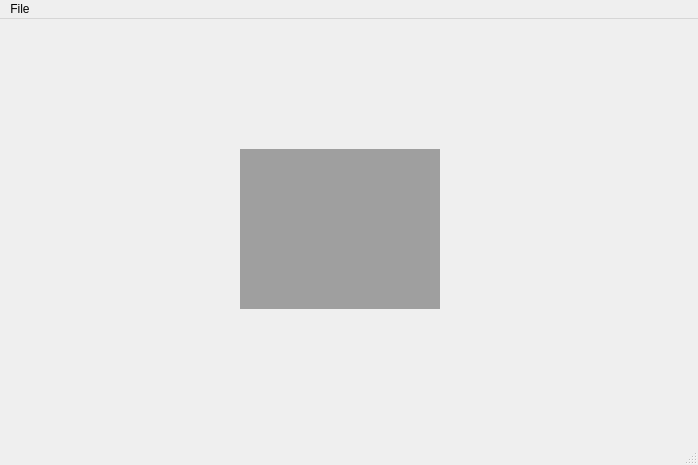
Old version of the form mainwindow.ui in the repository tonylin0826/ModbusMasterTool.
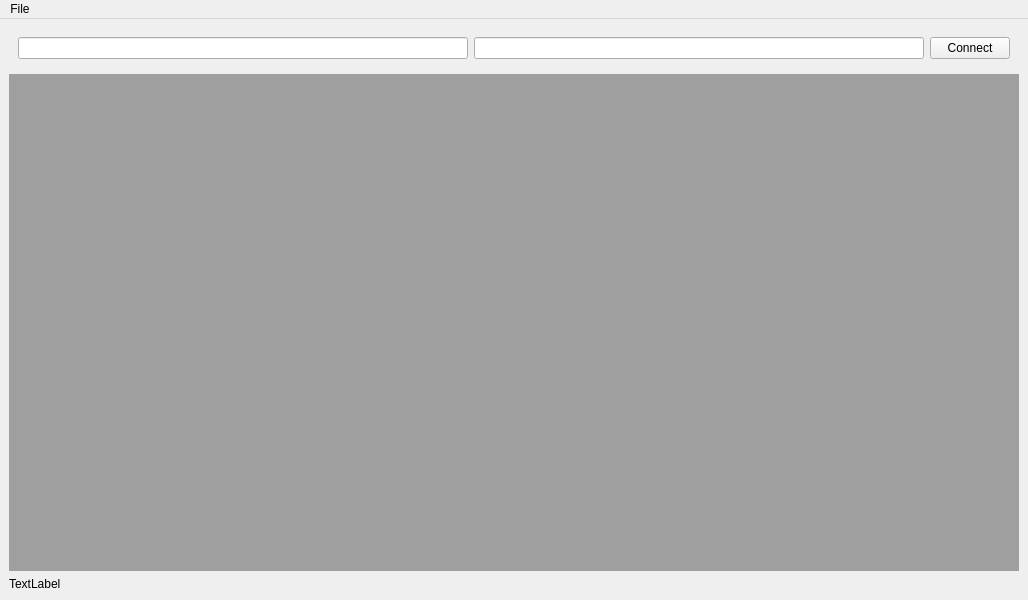
New version of the form.

Patch:
```diff
--- a/mainwindow.ui
+++ b/mainwindow.ui
@@ -6,31 +6,92 @@
    <rect>
     <x>0</x>
     <y>0</y>
-    <width>698</width>
-    <height>465</height>
+    <width>1028</width>
+    <height>600</height>
    </rect>
   </property>
   <property name="windowTitle">
    <string>MainWindow</string>
   </property>
   <widget class="QWidget" name="centralwidget">
-   <widget class="QMdiArea" name="mdiArea">
-    <property name="geometry">
-     <rect>
-      <x>240</x>
-      <y>130</y>
-      <width>200</width>
-      <height>160</height>
-     </rect>
-    </property>
-   </widget>
+   <layout class="QVBoxLayout" name="verticalLayout_2">
+    <item>
+     <layout class="QVBoxLayout" name="verticalLayout" stretch="0">
+      <property name="leftMargin">
+       <number>9</number>
+      </property>
+      <property name="topMargin">
+       <number>9</number>
+      </property>
+      <property name="rightMargin">
+       <number>9</number>
+      </property>
+      <property name="bottomMargin">
+       <number>9</number>
+      </property>
+      <item>
+       <layout class="QHBoxLayout" name="horizontalLayout">
+        <item>
+         <widget class="QLineEdit" name="inputPort"/>
+        </item>
+        <item>
+         <widget class="QLineEdit" name="inputIp"/>
+        </item>
+        <item>
+         <widget class="QPushButton" name="btnConnect">
+          <property name="text">
+           <string>Connect</string>
+          </property>
+         </widget>
+        </item>
+       </layout>
+      </item>
+     </layout>
+    </item>
+    <item>
+     <widget class="QMdiArea" name="mdiArea">
+      <property name="minimumSize">
+       <size>
+        <width>0</width>
+        <height>0</height>
+       </size>
+      </property>
+      <property name="verticalScrollBarPolicy">
+       <enum>Qt::ScrollBarAsNeeded</enum>
+      </property>
+      <property name="horizontalScrollBarPolicy">
+       <enum>Qt::ScrollBarAsNeeded</enum>
+      </property>
+      <property name="sizeAdjustPolicy">
+       <enum>QAbstractScrollArea::AdjustToContents</enum>
+      </property>
+     </widget>
+    </item>
+    <item>
+     <layout class="QHBoxLayout" name="horizontalLayout_3">
+      <property name="spacing">
+       <number>0</number>
+      </property>
+      <property name="sizeConstraint">
+       <enum>QLayout::SetDefaultConstraint</enum>
+      </property>
+      <item>
+       <widget class="QLabel" name="label">
+        <property name="text">
+         <string>TextLabel</string>
+        </property>
+       </widget>
+      </item>
+     </layout>
+    </item>
+   </layout>
   </widget>
   <widget class="QMenuBar" name="menubar">
    <property name="geometry">
     <rect>
      <x>0</x>
      <y>0</y>
-     <width>698</width>
+     <width>1028</width>
      <height>22</height>
     </rect>
    </property>
@@ -41,14 +102,11 @@
    </widget>
    <addaction name="menuFile"/>
   </widget>
-  <widget class="QStatusBar" name="statusbar">
-   <property name="minimumSize">
-    <size>
-     <width>0</width>
-     <height>22</height>
-    </size>
+  <action name="actiontest">
+   <property name="text">
+    <string>test</string>
    </property>
-  </widget>
+  </action>
  </widget>
  <resources/>
  <connections/>
```
Left out of the diff: 4 changed lines with no effect on the pictures.
